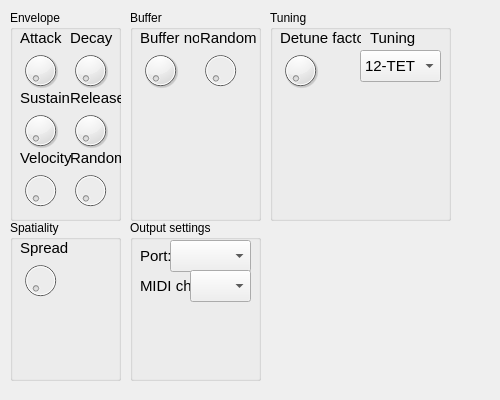
Qt form python/controller/ui/synth-controller.ui (kj-jondell/Diabetes-Synth) before a commit.
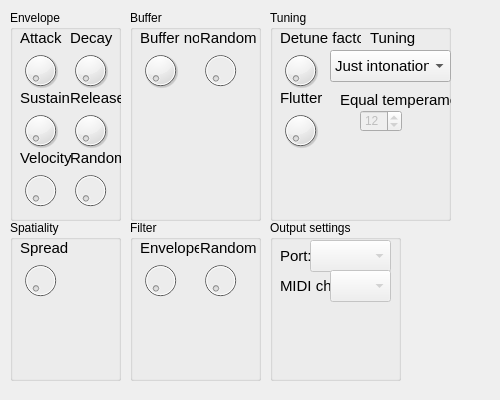
The same form after that commit.

The edit to the form file:
```diff
--- a/python/controller/ui/synth-controller.ui
+++ b/python/controller/ui/synth-controller.ui
@@ -366,9 +366,9 @@
    <widget class="QComboBox" name="tuning">
     <property name="geometry">
      <rect>
-      <x>90</x>
+      <x>60</x>
       <y>40</y>
-      <width>81</width>
+      <width>121</width>
       <height>32</height>
      </rect>
     </property>
@@ -377,11 +377,6 @@
       <pointsize>11</pointsize>
      </font>
     </property>
-    <item>
-     <property name="text">
-      <string>12-TET</string>
-     </property>
-    </item>
     <item>
      <property name="text">
       <string>Just intonation</string>
@@ -416,6 +411,77 @@
      <string>Tuning</string>
     </property>
    </widget>
+   <widget class="QLabel" name="label_14">
+    <property name="geometry">
+     <rect>
+      <x>10</x>
+      <y>80</y>
+      <width>81</width>
+      <height>16</height>
+     </rect>
+    </property>
+    <property name="font">
+     <font>
+      <pointsize>11</pointsize>
+     </font>
+    </property>
+    <property name="text">
+     <string>Flutter</string>
+    </property>
+   </widget>
+   <widget class="QDial" name="flutter">
+    <property name="geometry">
+     <rect>
+      <x>10</x>
+      <y>90</y>
+      <width>41</width>
+      <height>61</height>
+     </rect>
+    </property>
+    <property name="maximum">
+     <number>127</number>
+    </property>
+   </widget>
+   <widget class="QLabel" name="label_15">
+    <property name="geometry">
+     <rect>
+      <x>70</x>
+      <y>80</y>
+      <width>121</width>
+      <height>20</height>
+     </rect>
+    </property>
+    <property name="font">
+     <font>
+      <pointsize>11</pointsize>
+     </font>
+    </property>
+    <property name="text">
+     <string>Equal temperament</string>
+    </property>
+   </widget>
+   <widget class="QSpinBox" name="equal_temperament">
+    <property name="enabled">
+     <bool>false</bool>
+    </property>
+    <property name="geometry">
+     <rect>
+      <x>90</x>
+      <y>100</y>
+      <width>42</width>
+      <height>22</height>
+     </rect>
+    </property>
+    <property name="minimum">
+     <number>5</number>
+    </property>
+    <property name="maximum">
+     <number>29</number>
+    </property>
+    <property name="value">
+     <number>12</number>
+    </property>
+   </widget>
   </widget>
   <widget class="QGroupBox" name="spatiality">
    <property name="geometry">
@@ -470,7 +536,7 @@
   <widget class="QGroupBox" name="output_settings">
    <property name="geometry">
     <rect>
-     <x>130</x>
+     <x>270</x>
      <y>220</y>
      <width>131</width>
      <height>161</height>
@@ -481,7 +547,7 @@
    </property>
    <widget class="QComboBox" name="ports">
     <property name="enabled">
-     <bool>true</bool>
+     <bool>false</bool>
     </property>
     <property name="geometry">
      <rect>
@@ -541,7 +607,7 @@
    </widget>
    <widget class="QComboBox" name="ports_2">
     <property name="enabled">
-     <bool>true</bool>
+     <bool>false</bool>
     </property>
     <property name="geometry">
      <rect>
@@ -558,6 +624,93 @@
     </property>
    </widget>
   </widget>
+  <widget class="QGroupBox" name="buffer_2">
+   <property name="geometry">
+    <rect>
+     <x>130</x>
+     <y>220</y>
+     <width>131</width>
+     <height>161</height>
+    </rect>
+   </property>
+   <property name="title">
+    <string>Filter</string>
+   </property>
+   <widget class="QDial" name="buffer_no_2">
+    <property name="enabled">
+     <bool>false</bool>
+    </property>
+    <property name="geometry">
+     <rect>
+      <x>10</x>
+      <y>30</y>
+      <width>41</width>
+      <height>61</height>
+     </rect>
+    </property>
+    <property name="maximum">
+     <number>255</number>
+    </property>
+    <property name="wrapping">
+     <bool>false</bool>
+    </property>
+   </widget>
+   <widget class="QLabel" name="label_16">
+    <property name="geometry">
+     <rect>
+      <x>10</x>
+      <y>20</y>
+      <width>59</width>
+      <height>16</height>
+     </rect>
+    </property>
+    <property name="font">
+     <font>
+      <pointsize>11</pointsize>
+     </font>
+    </property>
+    <property name="text">
+     <string>Envelope</string>
+    </property>
+   </widget>
+   <widget class="QDial" name="buffer_random_2">
+    <property name="enabled">
+     <bool>false</bool>
+    </property>
+    <property name="geometry">
+     <rect>
+      <x>70</x>
+      <y>30</y>
+      <width>41</width>
+      <height>61</height>
+     </rect>
+    </property>
+    <property name="maximum">
+     <number>255</number>
+    </property>
+    <property name="wrapping">
+     <bool>false</bool>
+    </property>
+   </widget>
+   <widget class="QLabel" name="label_17">
+    <property name="geometry">
+     <rect>
+      <x>70</x>
+      <y>20</y>
+      <width>59</width>
+      <height>16</height>
+     </rect>
+    </property>
+    <property name="font">
+     <font>
+      <pointsize>11</pointsize>
+     </font>
+    </property>
+    <property name="text">
+     <string>Random</string>
+    </property>
+   </widget>
+  </widget>
  </widget>
  <resources/>
  <connections/>
```
Left out of the diff: 7 changed lines with no effect on the pictures.
